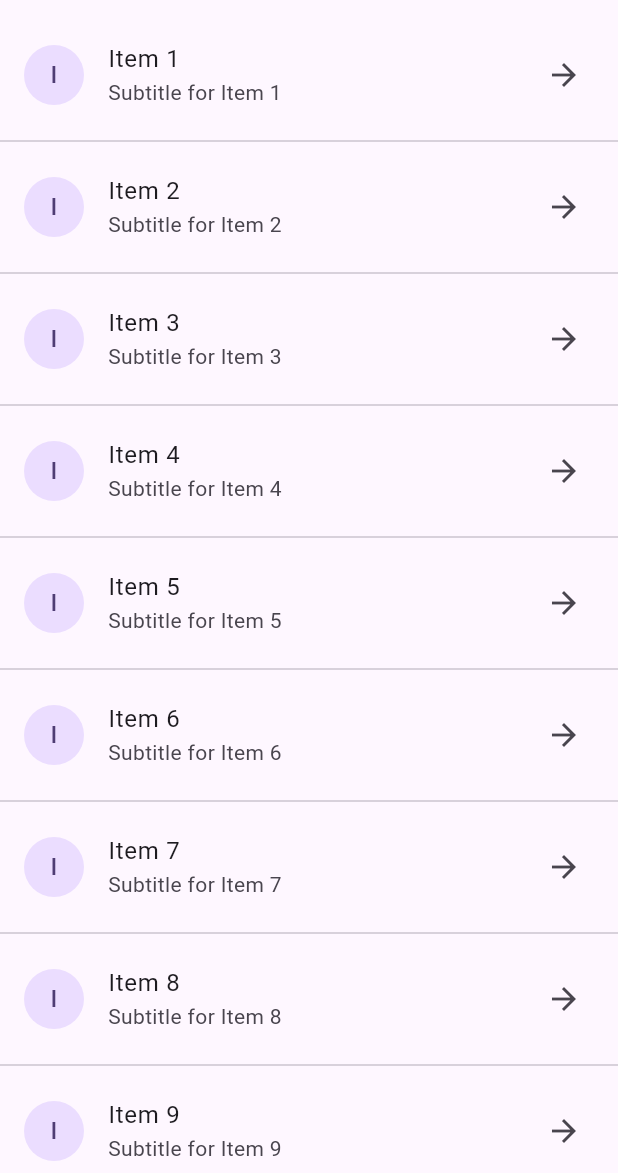
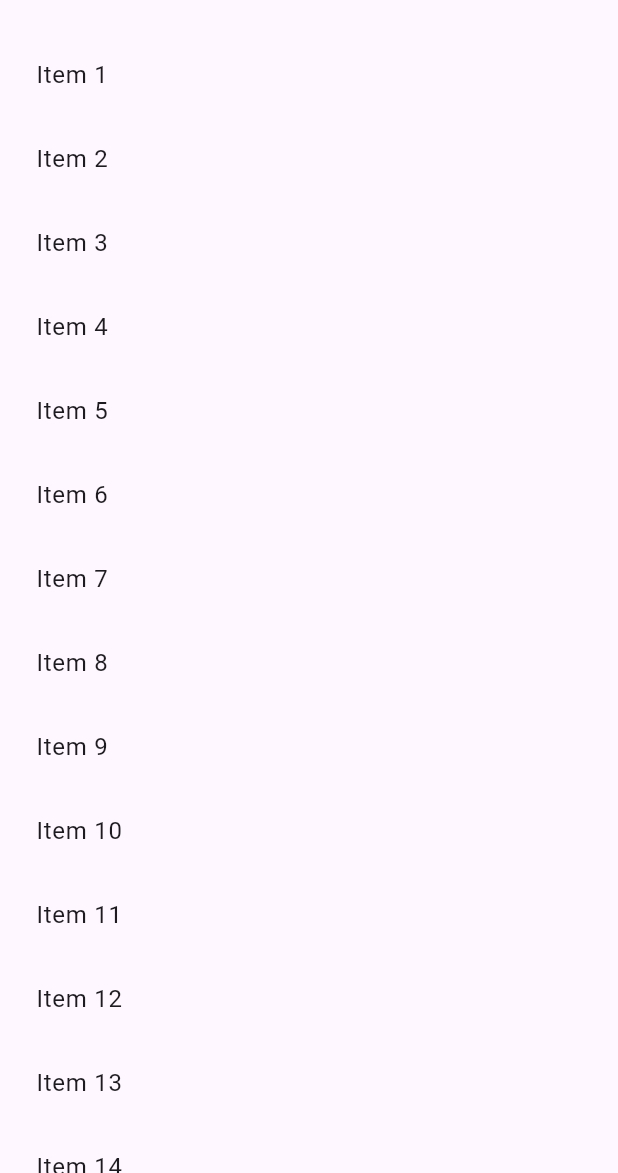
Before and after one commit to KyrilosKamal/Flutter-Tutorial, a Flutter app: the screen it shows after launch, on a phone screen of 412 x 824 dp, the part 63-1236 px from its top. Run offline on Flutter 3.47's test engine with Material 3 defaults, Android fonts, the phone set to English and light mode, and no system bars.

Commit message:
ListView.Builder Widget Explaination

```diff
--- a/_9_listview_builder_widget/lib/main.dart
+++ b/_9_listview_builder_widget/lib/main.dart
@@ -44,26 +44,40 @@ class MyApp extends StatelessWidget {
       home: Scaffold(
         // ✅ Wrap the ListView with Scaffold
         appBar: AppBar(title: Text('ListView Builder')),
+        // جميع خصائص ListView.builder مع شرحها بالعربي:
         body: ListView.builder(
+          // itemBuilder: دالة تبني كل عنصر في القائمة حسب الفهرس (index)
+          itemBuilder: (BuildContext context, int index) {
+            return ListTile(title: Text(items[index]));
+          },
+          // itemCount: عدد العناصر التي سيتم بناؤها في القائمة
           itemCount: items.length,
-          itemBuilder: (context, index) {
-            return Column(
-              children: [
-                ListTile(
-                  title: Text(items[index]),
-                  subtitle: Text('Subtitle for ${items[index]}'),
-                  leading: CircleAvatar(child: Text(items[index][0])),
-                  trailing: Icon(Icons.arrow_forward),
-                  onTap: () {
-                    ScaffoldMessenger.of(context).showSnackBar(
-                      SnackBar(content: Text('Tapped on ${items[index]}')),
-                    );
-                  },
-                ),
-                Divider(),
-              ],
-            );
-          },
+          // scrollDirection: اتجاه التمرير (عمودي أو أفقي)
+          scrollDirection: Axis.vertical, // أو Axis.horizontal
+          // reverse: إذا كانت true، يعكس ترتيب العناصر
+          reverse: false,
+          // controller: للتحكم في التمرير (ScrollController)
+          // controller: ScrollController(),
+          // primary: إذا كانت true، يستخدم هذا الـ ListView التمرير الأساسي
+          primary: true,
+          // physics: نوع حركة التمرير (مثل BouncingScrollPhysics)
+          physics: AlwaysScrollableScrollPhysics(),
+          // shrinkWrap: إذا كانت true، يأخذ ListView فقط المساحة المطلوبة لعناصره
+          shrinkWrap: false,
+          // padding: المسافة حول عناصر القائمة
+          padding: EdgeInsets.all(8.0),
+          // cacheExtent: المسافة (بالبكسل) التي يتم تحميل العناصر خارج الشاشة مسبقًا
+          cacheExtent: 200.0,
+          // addAutomaticKeepAlives: إذا كانت true، يحافظ تلقائيًا على حالة العناصر
+          addAutomaticKeepAlives: true,
+          // addRepaintBoundaries: إذا كانت true، يحسن الأداء عند إعادة رسم العناصر
+          addRepaintBoundaries: true,
+          // addSemanticIndexes: إذا كانت true، يضيف فهارس دلالية لتحسين الوصولية
+          addSemanticIndexes: true,
+          // semanticChildCount: عدد العناصر لأغراض الوصولية (عادة يساوي itemCount)
+          semanticChildCount: items.length,
+          // keyboardDismissBehavior: كيف يتم إخفاء لوحة المفاتيح عند التمرير
+          keyboardDismissBehavior: ScrollViewKeyboardDismissBehavior.manual,
         ),
       ),
     );
```
